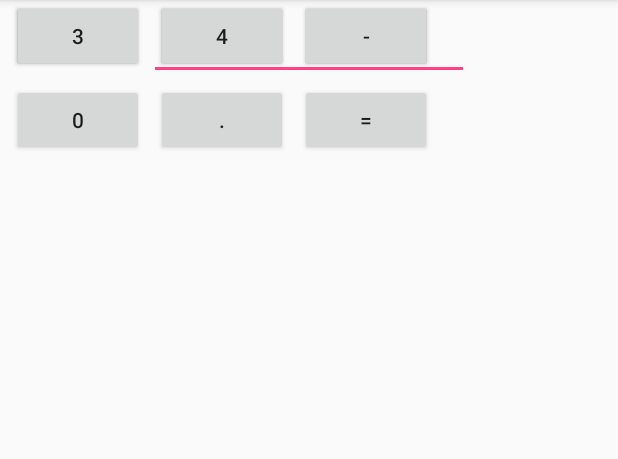
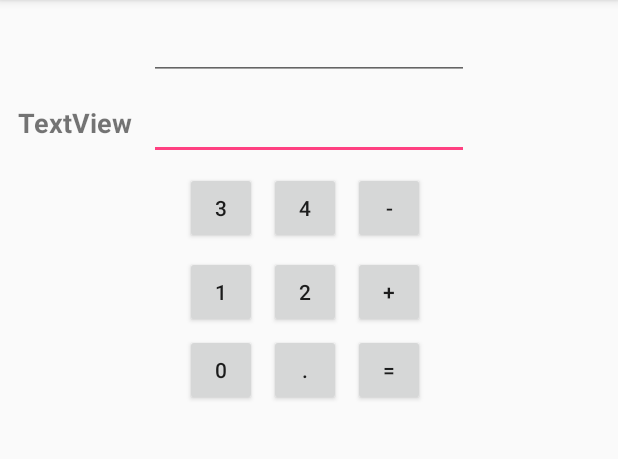
Before and after one commit to UomMobileDevelopment/Lesson03_2018-19, an Android app: the screen it shows after launch (MainActivity), on a phone screen of 412 x 824 dp, the part 84-543 px from its top. Run offline under Robolectric (Android 15) with nearby library versions, the phone set to English and light mode, and no system bars.

Commit message:
work on layout of buttons

```diff
--- a/app/src/main/res/layout/activity_main.xml
+++ b/app/src/main/res/layout/activity_main.xml
@@ -14,7 +14,8 @@
         android:layout_marginStart="8dp"
         android:layout_marginTop="8dp"
         android:ems="10"
-        android:inputType="numberSigned"
+        android:focusable="false"
+        android:inputType="numberSigned|numberDecimal"
         app:layout_constraintEnd_toEndOf="parent"
         app:layout_constraintStart_toStartOf="parent"
         app:layout_constraintTop_toTopOf="parent" />
@@ -23,34 +24,39 @@
         android:id="@+id/button1"
         android:layout_width="wrap_content"
         android:layout_height="wrap_content"
+        android:layout_marginTop="8dp"
+        android:minWidth="48dp"
         android:text="1"
         app:layout_constraintStart_toStartOf="@+id/button3"
-        tools:layout_editor_absoluteY="118dp" />
+        app:layout_constraintTop_toBottomOf="@+id/button3" />
 
     <Button
         android:id="@+id/button2"
         android:layout_width="wrap_content"
         android:layout_height="wrap_content"
         android:layout_marginStart="8dp"
+        android:minWidth="48dp"
         android:text="2"
         app:layout_constraintBaseline_toBaselineOf="@+id/button1"
-        app:layout_constraintLeft_toLeftOf="parent"
         app:layout_constraintStart_toEndOf="@+id/button1" />
 
     <Button
         android:id="@+id/button3"
         android:layout_width="wrap_content"
         android:layout_height="wrap_content"
-        android:layout_marginStart="8dp"
+        android:layout_marginStart="24dp"
+        android:layout_marginTop="8dp"
+        android:minWidth="48dp"
         android:text="3"
-        app:layout_constraintStart_toStartOf="parent"
-        tools:layout_editor_absoluteY="62dp" />
+        app:layout_constraintStart_toStartOf="@+id/newNumber"
+        app:layout_constraintTop_toBottomOf="@+id/newNumber" />
 
     <Button
         android:id="@+id/button4"
         android:layout_width="wrap_content"
         android:layout_height="wrap_content"
         android:layout_marginStart="8dp"
+        android:minWidth="48dp"
         android:text="4"
         app:layout_constraintBaseline_toBaselineOf="@+id/button3"
         app:layout_constraintStart_toEndOf="@+id/button3" />
@@ -60,6 +66,7 @@
         android:layout_width="wrap_content"
         android:layout_height="wrap_content"
         android:layout_marginStart="8dp"
+        android:minWidth="48dp"
         android:text="+"
         app:layout_constraintBaseline_toBaselineOf="@+id/button2"
         app:layout_constraintStart_toEndOf="@+id/button2" />
@@ -69,6 +76,7 @@
         android:layout_width="wrap_content"
         android:layout_height="wrap_content"
         android:layout_marginStart="8dp"
+        android:minWidth="48dp"
         android:text="-"
         app:layout_constraintBaseline_toBaselineOf="@+id/button4"
         app:layout_constraintStart_toEndOf="@+id/button4" />
@@ -78,6 +86,7 @@
         android:layout_width="wrap_content"
         android:layout_height="wrap_content"
         android:layout_marginStart="8dp"
+        android:minWidth="48dp"
         android:text="="
         app:layout_constraintBaseline_toBaselineOf="@+id/buttonDot"
         app:layout_constraintStart_toEndOf="@+id/buttonDot" />
@@ -88,17 +97,48 @@
         android:layout_height="wrap_content"
         android:layout_marginLeft="96dp"
         android:layout_marginStart="8dp"
+        android:minWidth="48dp"
         android:text="."
         app:layout_constraintBaseline_toBaselineOf="@+id/button0"
         app:layout_constraintLeft_toLeftOf="parent"
-        app:layout_constraintStart_toEndOf="@+id/button1" />
+        app:layout_constraintStart_toEndOf="@+id/button0" />
 
     <Button
         android:id="@+id/button0"
         android:layout_width="wrap_content"
         android:layout_height="wrap_content"
-        android:layout_marginTop="8dp"
+        android:layout_marginTop="4dp"
+        android:minWidth="48dp"
         android:text="0"
         app:layout_constraintStart_toStartOf="@+id/button1"
         app:layout_constraintTop_toBottomOf="@+id/button1" />
+
+    <TextView
+        android:id="@+id/textView"
+        android:layout_width="wrap_content"
+        android:layout_height="wrap_content"
+        android:layout_marginEnd="8dp"
+        android:layout_marginStart="8dp"
+        android:layout_marginTop="8dp"
+        android:text="TextView"
+        android:textSize="18sp"
+        android:textStyle="bold"
+        app:layout_constraintEnd_toStartOf="@+id/newNumber"
+        app:layout_constraintStart_toStartOf="parent"
+        app:layout_constraintTop_toTopOf="@+id/newNumber" />
+
+    <EditText
+        android:id="@+id/newNumber"
+        android:layout_width="wrap_content"
+        android:layout_height="wrap_content"
+        android:layout_marginEnd="8dp"
+        android:layout_marginRight="16dp"
+        android:layout_marginStart="8dp"
+        android:layout_marginTop="8dp"
+        android:ems="10"
+        android:inputType="numberSigned|numberDecimal"
+        app:layout_constraintEnd_toEndOf="parent"
+        app:layout_constraintRight_toRightOf="parent"
+        app:layout_constraintStart_toStartOf="parent"
+        app:layout_constraintTop_toBottomOf="@+id/editText" />
 </android.support.constraint.ConstraintLayout>
```
